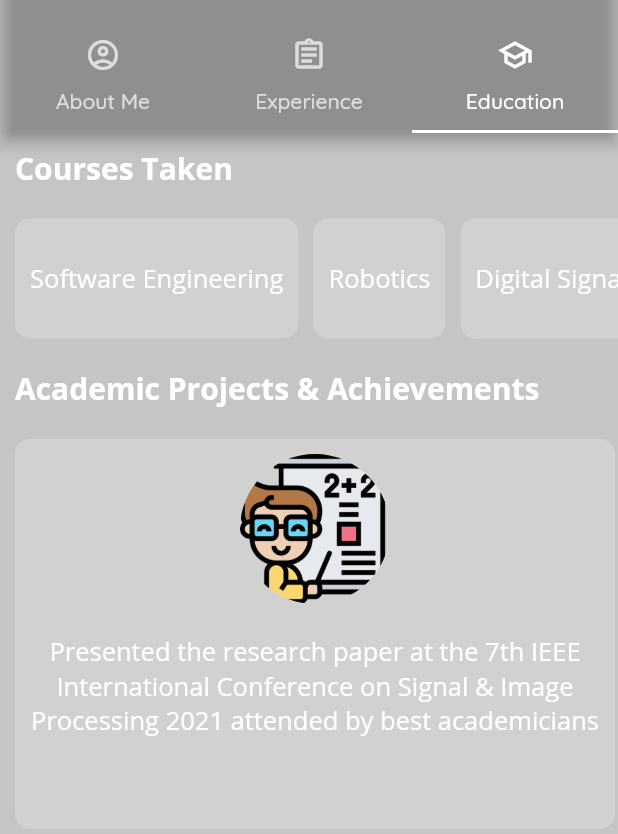
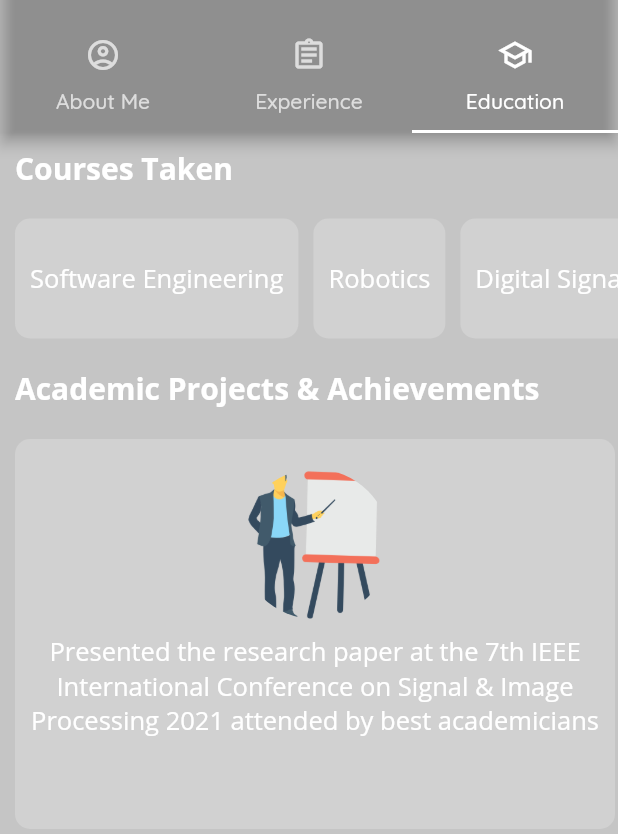
Before and after one commit to afiqaimanafr/resume-mobile-app, a Flutter app: the screen it shows after launch, tab 3 chosen, on a phone screen of 412 x 824 dp, the part 62-896 px from its top. Run offline on Flutter 3.47's test engine with Material 2 defaults, Android fonts, the phone set to English and light mode, and no system bars.

Commit message:
latest ui

```diff
--- a/lib/models/projects_and_achievements_model.dart
+++ b/lib/models/projects_and_achievements_model.dart
@@ -1,7 +1,9 @@
 class ProjectsAndAchievementsModel {
   final String title;
+  final String image;
 
   ProjectsAndAchievementsModel({
     required this.title,
+    required this.image,
   });
 }
--- a/lib/screens/education/data/projects_and_achievements_data.dart
+++ b/lib/screens/education/data/projects_and_achievements_data.dart
@@ -4,20 +4,25 @@ final allProjects = <ProjectsAndAchievementsModel>[
   ProjectsAndAchievementsModel(
     title:
         'Presented the research paper at the 7th IEEE International Conference on Signal & Image Processing 2021 attended by best academicians',
+    image: 'assets/images/presentation.png',
   ),
   ProjectsAndAchievementsModel(
     title:
         'Successfully published the Speech Emotion Recognition Using Bahasa Malaysia in the IEEE (Institute of Electrical and Electronics Engineers) Xplore publication (2021)',
+    image: 'assets/images/typewriter.png',
   ),
   ProjectsAndAchievementsModel(
     title: 'Awarded 5 times Dean’s List',
+    image: 'assets/images/exam.png',
   ),
   ProjectsAndAchievementsModel(
     title:
         'Speech Emotion Recognition (SER) Using Bahasa Malaysia where I developed machine learning algorithms using Python in identifying the emotion of the speaker from the speaker’s speech for my Final Year Project',
+    image: 'assets/images/artificial-intelligence.png',
   ),
   ProjectsAndAchievementsModel(
     title:
         'Designed a window cleaning robot, where my team and I Integrated Arduino Nano and other components including as motor driver, servo and DC motor to ensure smooth movement of the robot for my Integrated Design Project',
+    image: 'assets/images/robot.png',
   ),
 ];
--- a/lib/screens/education/education_screen.dart
+++ b/lib/screens/education/education_screen.dart
@@ -68,12 +68,14 @@ class _EducationScreenState extends State<EducationScreen> {
       ),
       child: Column(
         children: [
-          const Padding(
-            padding: EdgeInsets.all(10.0),
+          Padding(
+            padding: const EdgeInsets.only(
+              top: 20,
+            ),
             child: CircleAvatar(
               radius: 50,
               backgroundColor: Colors.transparent,
-              backgroundImage: AssetImage('assets/images/tutor.png'),
+              backgroundImage: AssetImage(item.image),
             ),
           ),
           Center(
```
